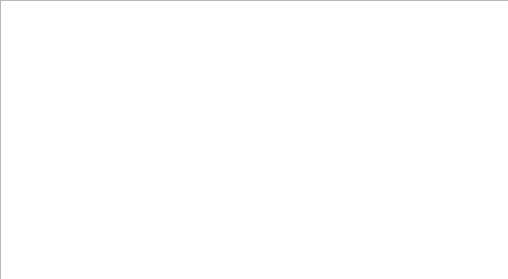
Before: the Qt Designer form src/dialog/statdialog.ui in takashiro/CWizard, drawn with Qt 5.
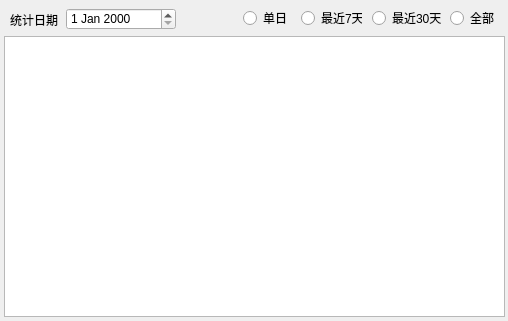
After: the same form once the commit is applied.

Commit message: Strengthen statsDialog

The edit to the form file:
```diff
--- a/src/dialog/statdialog.ui
+++ b/src/dialog/statdialog.ui
@@ -7,7 +7,7 @@
     <x>0</x>
     <y>0</y>
     <width>508</width>
-    <height>279</height>
+    <height>321</height>
    </rect>
   </property>
   <property name="sizePolicy">
@@ -22,13 +22,100 @@
   <widget class="QGraphicsView" name="graphicsView">
    <property name="geometry">
     <rect>
-     <x>0</x>
-     <y>0</y>
-     <width>511</width>
+     <x>4</x>
+     <y>36</y>
+     <width>501</width>
      <height>281</height>
     </rect>
    </property>
   </widget>
+  <widget class="QDateEdit" name="dateEdit">
+   <property name="geometry">
+    <rect>
+     <x>66</x>
+     <y>8</y>
+     <width>110</width>
+     <height>22</height>
+    </rect>
+   </property>
+  </widget>
+  <widget class="QLabel" name="label">
+   <property name="geometry">
+    <rect>
+     <x>10</x>
+     <y>14</y>
+     <width>54</width>
+     <height>12</height>
+    </rect>
+   </property>
+   <property name="text">
+    <string>统计日期</string>
+   </property>
+  </widget>
+  <widget class="QRadioButton" name="week">
+   <property name="geometry">
+    <rect>
+     <x>301</x>
+     <y>10</y>
+     <width>61</width>
+     <height>16</height>
+    </rect>
+   </property>
+   <property name="text">
+    <string>最近7天</string>
+   </property>
+   <attribute name="buttonGroup">
+    <string>statOption</string>
+   </attribute>
+  </widget>
+  <widget class="QRadioButton" name="month">
+   <property name="geometry">
+    <rect>
+     <x>372</x>
+     <y>10</y>
+     <width>71</width>
+     <height>16</height>
+    </rect>
+   </property>
+   <property name="text">
+    <string>最近30天</string>
+   </property>
+   <attribute name="buttonGroup">
+    <string>statOption</string>
+   </attribute>
+  </widget>
+  <widget class="QRadioButton" name="all">
+   <property name="geometry">
+    <rect>
+     <x>450</x>
+     <y>10</y>
+     <width>51</width>
+     <height>16</height>
+    </rect>
+   </property>
+   <property name="text">
+    <string>全部</string>
+   </property>
+   <attribute name="buttonGroup">
+    <string>statOption</string>
+   </attribute>
+  </widget>
+  <widget class="QRadioButton" name="day">
+   <property name="geometry">
+    <rect>
+     <x>243</x>
+     <y>10</y>
+     <width>51</width>
+     <height>16</height>
+    </rect>
+   </property>
+   <property name="text">
+    <string>单日</string>
+   </property>
+   <attribute name="buttonGroup">
+    <string>statOption</string>
+   </attribute>
+  </widget>
  </widget>
  <resources/>
  <connections/>
```
Left out of the diff: 3 changed lines with no effect on the pictures. The commit also changes 2 other files.
